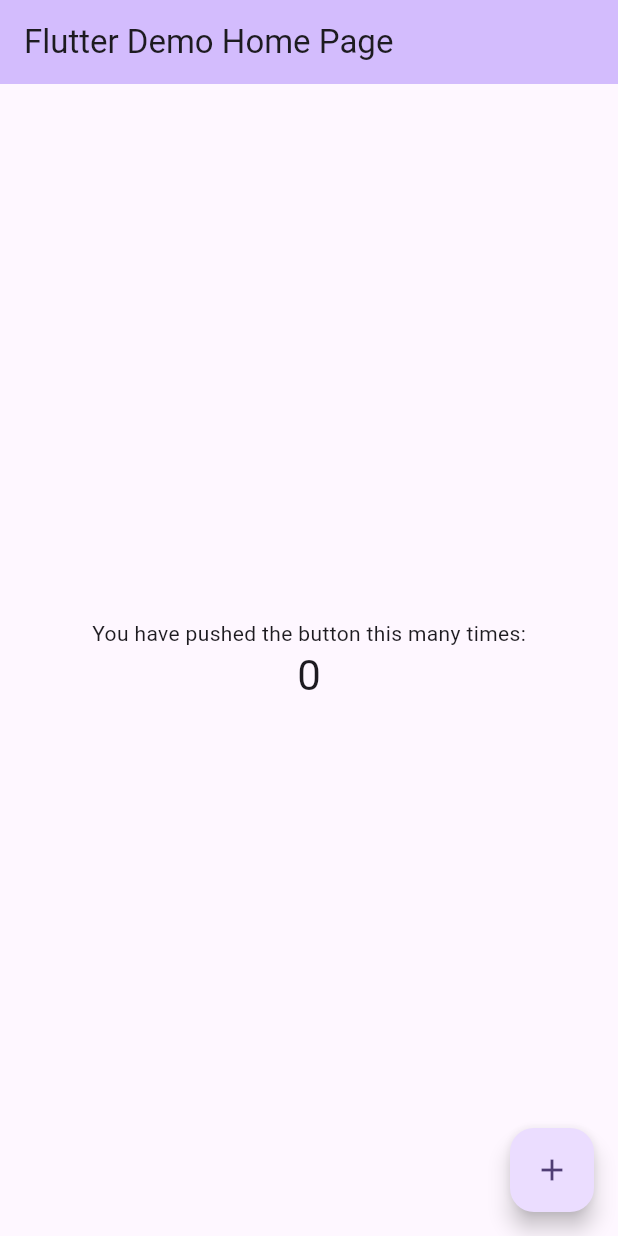
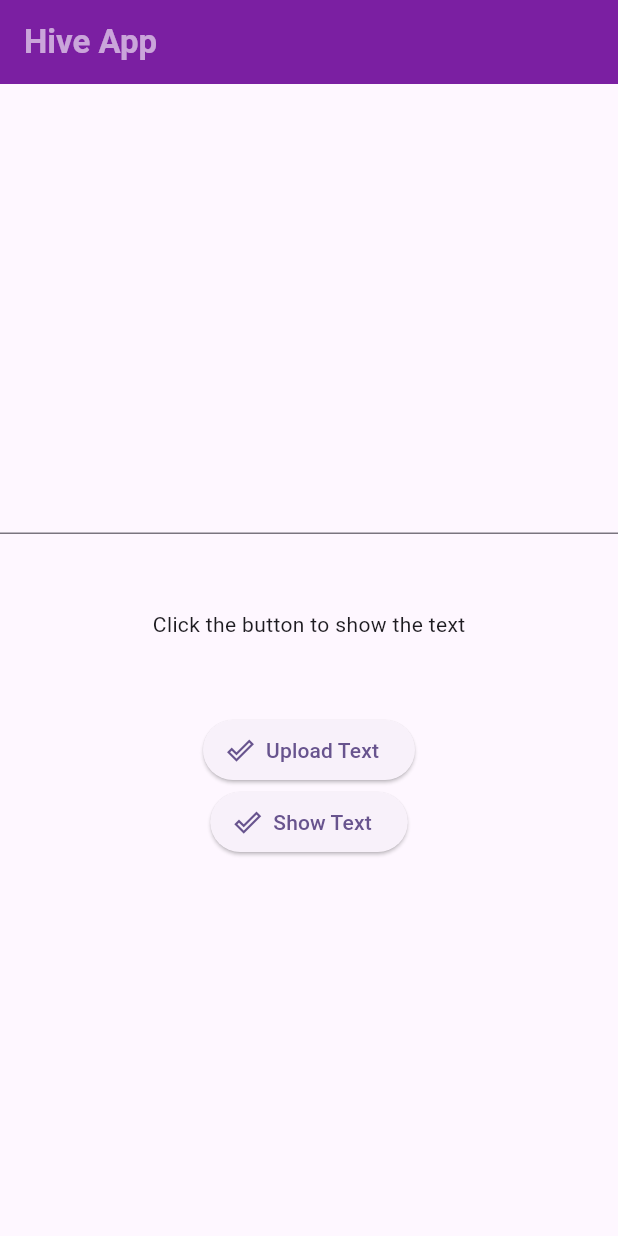
Before and after one commit to amal2428/Hive_App_ValueNotifier, a Flutter app: the screen it shows after launch, on a phone screen of 412 x 824 dp. Run offline on Flutter 3.47's test engine with Material 2 defaults, Android fonts, the light colour scheme and no system bars.

Commit message:
UI finished

```diff
--- a/lib/main.dart
+++ b/lib/main.dart
@@ -1,4 +1,5 @@
 import 'package:flutter/material.dart';
+import 'package:hive_valuenotifier/presentation/screens/homepage.dart';
 
 void main() {
   runApp(const MyApp());
@@ -15,55 +16,7 @@ class MyApp extends StatelessWidget {
         colorScheme: ColorScheme.fromSeed(seedColor: Colors.deepPurple),
         useMaterial3: true,
       ),
-      home: const MyHomePage(title: 'Flutter Demo Home Page'),
+      home: const HomePage(),
     );
   }
 }
-
-class MyHomePage extends StatefulWidget {
-  const MyHomePage({super.key, required this.title});
-
-  final String title;
-
-  @override
-  State<MyHomePage> createState() => _MyHomePageState();
-}
-
-class _MyHomePageState extends State<MyHomePage> {
-  int _counter = 0;
-
-  void _incrementCounter() {
-    setState(() {
-      _counter++;
-    });
-  }
-
-  @override
-  Widget build(BuildContext context) {
-    return Scaffold(
-      appBar: AppBar(
-        backgroundColor: Theme.of(context).colorScheme.inversePrimary,
-        title: Text(widget.title),
-      ),
-      body: Center(
-        child: Column(
-          mainAxisAlignment: MainAxisAlignment.center,
-          children: <Widget>[
-            const Text(
-              'You have pushed the button this many times:',
-            ),
-            Text(
-              '$_counter',
-              style: Theme.of(context).textTheme.headlineMedium,
-            ),
-          ],
-        ),
-      ),
-      floatingActionButton: FloatingActionButton(
-        onPressed: _incrementCounter,
-        tooltip: 'Increment',
-        child: const Icon(Icons.add),
-      ),
-    );
-  }
-}
--- /dev/null
+++ b/lib/presentation/screens/homepage.dart
@@ -0,0 +1,55 @@
+import 'package:flutter/material.dart';
+
+class HomePage extends StatelessWidget {
+
+ final TextEditingController editText = TextEditingController();
+
+   HomePage({super.key});
+
+  @override
+  Widget build(BuildContext context) {
+    return Scaffold(
+      appBar: AppBar(
+        title: const Text(
+          "Hive App",
+          style: TextStyle(color: Colors.white60, fontWeight: FontWeight.bold),
+        ),
+        backgroundColor: Colors.purple[700],
+      ),
+      body: Center(
+        child: Column(
+          mainAxisAlignment: MainAxisAlignment.center,
+          crossAxisAlignment: CrossAxisAlignment.center,
+          children: [
+            TextFormField(controller: editText,
+
+
+              decoration: const InputDecoration(
+                errorBorder: OutlineInputBorder(
+                  borderSide: BorderSide(width: 3, color: Colors.redAccent),
+                ),
+              ),
+            ),
+            const SizedBox(
+              height: 50,
+            ),
+            const Text("Click the button to show the text"),
+            const SizedBox(
+              height: 50,
+            ),
+            ElevatedButton.icon(
+              onPressed: () {},
+              icon: const Icon(Icons.done_outline),
+              label: const Text("Upload Text"),
+            ),
+            ElevatedButton.icon(
+              onPressed: () {},
+              icon: const Icon(Icons.done_outline),
+              label: const Text("Show Text"),
+            )
+          ],
+        ),
+      ),
+    );
+  }
+}
```
Also changed, not shown: pubspec.yaml (+2 -6 lines), pubspec.lock, 1 other file.
